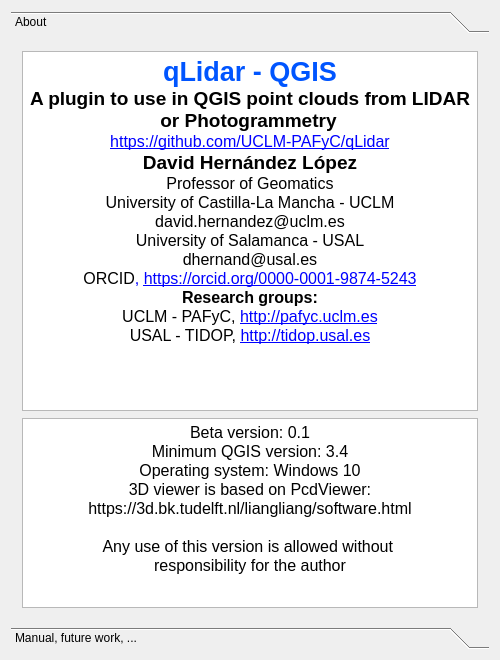
Old version of the form about_qdialog.ui in the repository UCLM-PAFyC/forest_fire_severity_estimation.
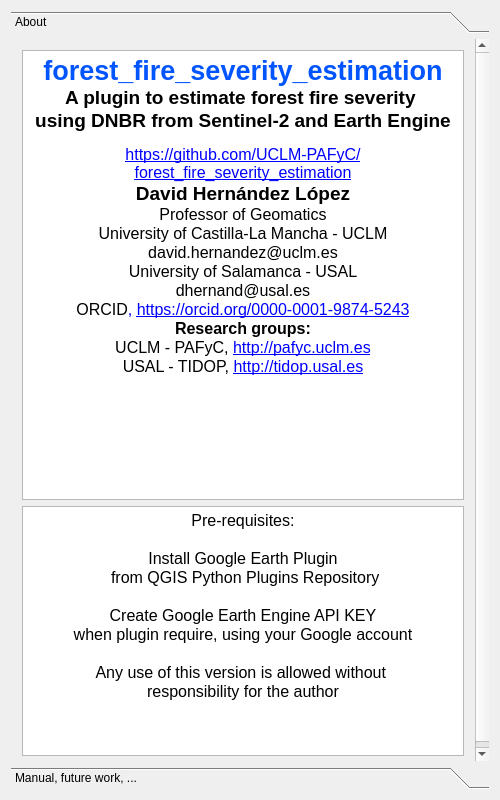
New version of the form.

```diff
--- a/about_qdialog.ui
+++ b/about_qdialog.ui
@@ -7,19 +7,19 @@
     <x>0</x>
     <y>0</y>
     <width>500</width>
-    <height>660</height>
+    <height>800</height>
    </rect>
   </property>
   <property name="minimumSize">
    <size>
     <width>500</width>
-    <height>660</height>
+    <height>800</height>
    </size>
   </property>
   <property name="maximumSize">
    <size>
     <width>500</width>
-    <height>660</height>
+    <height>800</height>
    </size>
   </property>
   <property name="windowTitle">
@@ -37,7 +37,7 @@
         <x>0</x>
         <y>0</y>
         <width>482</width>
-        <height>586</height>
+        <height>726</height>
        </rect>
       </property>
       <attribute name="label">
@@ -52,13 +52,13 @@
          <property name="minimumSize">
           <size>
            <width>430</width>
-           <height>360</height>
+           <height>450</height>
           </size>
          </property>
          <property name="maximumSize">
           <size>
            <width>16777215</width>
-           <height>360</height>
+           <height>450</height>
           </size>
          </property>
          <property name="html">
@@ -66,9 +66,11 @@
 &lt;html&gt;&lt;head&gt;&lt;meta name=&quot;qrichtext&quot; content=&quot;1&quot; /&gt;&lt;style type=&quot;text/css&quot;&gt;
 p, li { white-space: pre-wrap; }
 &lt;/style&gt;&lt;/head&gt;&lt;body style=&quot; font-family:'MS Shell Dlg 2'; font-size:8.15094pt; font-weight:400; font-style:normal;&quot;&gt;
-&lt;p align=&quot;center&quot; style=&quot; margin-top:0px; margin-bottom:0px; margin-left:0px; margin-right:0px; -qt-block-indent:0; text-indent:0px;&quot;&gt;&lt;span style=&quot; font-family:'Calibri'; font-size:20pt; font-weight:600; color:#0055ff;&quot;&gt;qLidar - QGIS&lt;/span&gt;&lt;/p&gt;
-&lt;p align=&quot;center&quot; style=&quot; margin-top:0px; margin-bottom:0px; margin-left:0px; margin-right:0px; -qt-block-indent:0; text-indent:0px;&quot;&gt;&lt;span style=&quot; font-size:14pt; font-weight:600;&quot;&gt;A plugin to use in QGIS point clouds from LIDAR or Photogrammetry&lt;/span&gt;&lt;span style=&quot; font-size:8pt;&quot;&gt; &lt;/span&gt;&lt;/p&gt;
-&lt;p align=&quot;center&quot; style=&quot; margin-top:0px; margin-bottom:0px; margin-left:0px; margin-right:0px; -qt-block-indent:0; text-indent:0px;&quot;&gt;&lt;a href=&quot;https://github.com/UCLM-PAFyC/point_cloud_3d&quot;&gt;&lt;span style=&quot; font-size:12pt; text-decoration: underline; color:#0000ff;&quot;&gt;https://github.com/UCLM-PAFyC/qLidar&lt;/span&gt;&lt;/a&gt;&lt;/p&gt;
+&lt;p align=&quot;center&quot; style=&quot; margin-top:0px; margin-bottom:0px; margin-left:0px; margin-right:0px; -qt-block-indent:0; text-indent:0px;&quot;&gt;&lt;span style=&quot; font-family:'Calibri'; font-size:20pt; font-weight:600; color:#0055ff;&quot;&gt;forest_fire_severity_estimation&lt;/span&gt;&lt;/p&gt;
+&lt;p align=&quot;center&quot; style=&quot; margin-top:0px; margin-bottom:0px; margin-left:0px; margin-right:0px; -qt-block-indent:0; text-indent:0px;&quot;&gt;&lt;span style=&quot; font-size:14pt; font-weight:600;&quot;&gt;A plugin to estimate forest fire severity &lt;/span&gt;&lt;/p&gt;
+&lt;p align=&quot;center&quot; style=&quot; margin-top:0px; margin-bottom:0px; margin-left:0px; margin-right:0px; -qt-block-indent:0; text-indent:0px;&quot;&gt;&lt;span style=&quot; font-size:14pt; font-weight:600;&quot;&gt;using DNBR from Sentinel-2 and Earth Engine&lt;/span&gt;&lt;/p&gt;
+&lt;p align=&quot;center&quot; style=&quot; margin-top:0px; margin-bottom:0px; margin-left:0px; margin-right:0px; -qt-block-indent:0; text-indent:0px;&quot;&gt;&lt;span style=&quot; font-size:8pt;&quot;&gt; &lt;/span&gt;&lt;/p&gt;
+&lt;p align=&quot;center&quot; style=&quot; margin-top:0px; margin-bottom:0px; margin-left:0px; margin-right:0px; -qt-block-indent:0; text-indent:0px;&quot;&gt;&lt;a href=&quot;https://github.com/UCLM-PAFyC/point_cloud_3d&quot;&gt;&lt;span style=&quot; font-size:12pt; text-decoration: underline; color:#0000ff;&quot;&gt;https://github.com/UCLM-PAFyC/forest_fire_severity_estimation&lt;/span&gt;&lt;/a&gt;&lt;/p&gt;
 &lt;p align=&quot;center&quot; style=&quot; margin-top:0px; margin-bottom:0px; margin-left:0px; margin-right:0px; -qt-block-indent:0; text-indent:0px;&quot;&gt;&lt;span style=&quot; font-family:'Calibri'; font-size:14pt; font-weight:600; color:#000000;&quot;&gt;David Hernández López&lt;/span&gt;&lt;/p&gt;
 &lt;p align=&quot;center&quot; style=&quot; margin-top:0px; margin-bottom:0px; margin-left:0px; margin-right:0px; -qt-block-indent:0; text-indent:0px;&quot;&gt;&lt;span style=&quot; font-size:12pt;&quot;&gt;Professor of Geomatics&lt;/span&gt;&lt;/p&gt;
 &lt;p align=&quot;center&quot; style=&quot; margin-top:0px; margin-bottom:0px; margin-left:0px; margin-right:0px; -qt-block-indent:0; text-indent:0px;&quot;&gt;&lt;span style=&quot; font-family:'Calibri'; font-size:12pt; color:#000000;&quot;&gt;University of Castilla-La Mancha - UCLM&lt;/span&gt;&lt;/p&gt;
@@ -94,13 +96,13 @@
          <property name="minimumSize">
           <size>
            <width>0</width>
-           <height>190</height>
+           <height>250</height>
           </size>
          </property>
          <property name="maximumSize">
           <size>
            <width>16777215</width>
-           <height>190</height>
+           <height>250</height>
           </size>
          </property>
          <property name="html">
@@ -108,11 +110,13 @@
 &lt;html&gt;&lt;head&gt;&lt;meta name=&quot;qrichtext&quot; content=&quot;1&quot; /&gt;&lt;style type=&quot;text/css&quot;&gt;
 p, li { white-space: pre-wrap; }
 &lt;/style&gt;&lt;/head&gt;&lt;body style=&quot; font-family:'MS Shell Dlg 2'; font-size:8.15094pt; font-weight:400; font-style:normal;&quot;&gt;
-&lt;p align=&quot;center&quot; style=&quot; margin-top:0px; margin-bottom:0px; margin-left:0px; margin-right:0px; -qt-block-indent:0; text-indent:0px;&quot;&gt;&lt;span style=&quot; font-size:12pt;&quot;&gt;Beta version: 0.1&lt;/span&gt;&lt;/p&gt;
-&lt;p align=&quot;center&quot; style=&quot; margin-top:0px; margin-bottom:0px; margin-left:0px; margin-right:0px; -qt-block-indent:0; text-indent:0px;&quot;&gt;&lt;span style=&quot; font-size:12pt;&quot;&gt;Minimum QGIS version: 3.4&lt;/span&gt;&lt;/p&gt;
-&lt;p align=&quot;center&quot; style=&quot; margin-top:0px; margin-bottom:0px; margin-left:0px; margin-right:0px; -qt-block-indent:0; text-indent:0px;&quot;&gt;&lt;span style=&quot; font-size:12pt;&quot;&gt;Operating system: Windows 10&lt;/span&gt;&lt;/p&gt;
-&lt;p align=&quot;center&quot; style=&quot; margin-top:0px; margin-bottom:0px; margin-left:0px; margin-right:0px; -qt-block-indent:0; text-indent:0px;&quot;&gt;&lt;span style=&quot; font-size:12pt;&quot;&gt;3D viewer is based on PcdViewer:&lt;/span&gt;&lt;/p&gt;
-&lt;p align=&quot;center&quot; style=&quot; margin-top:0px; margin-bottom:0px; margin-left:0px; margin-right:0px; -qt-block-indent:0; text-indent:0px;&quot;&gt;&lt;span style=&quot; font-size:12pt;&quot;&gt;https://3d.bk.tudelft.nl/liangliang/software.html&lt;/span&gt;&lt;/p&gt;
+&lt;p align=&quot;center&quot; style=&quot; margin-top:0px; margin-bottom:0px; margin-left:0px; margin-right:0px; -qt-block-indent:0; text-indent:0px;&quot;&gt;&lt;span style=&quot; font-size:12pt;&quot;&gt;Pre-requisites:&lt;/span&gt;&lt;/p&gt;
+&lt;p align=&quot;center&quot; style=&quot;-qt-paragraph-type:empty; margin-top:0px; margin-bottom:0px; margin-left:0px; margin-right:0px; -qt-block-indent:0; text-indent:0px; font-size:12pt;&quot;&gt;&lt;br /&gt;&lt;/p&gt;
+&lt;p align=&quot;center&quot; style=&quot; margin-top:0px; margin-bottom:0px; margin-left:0px; margin-right:0px; -qt-block-indent:0; text-indent:0px;&quot;&gt;&lt;span style=&quot; font-size:12pt;&quot;&gt;Install Google Earth Plugin&lt;/span&gt;&lt;/p&gt;
+&lt;p align=&quot;center&quot; style=&quot; margin-top:0px; margin-bottom:0px; margin-left:0px; margin-right:0px; -qt-block-indent:0; text-indent:0px;&quot;&gt;&lt;span style=&quot; font-size:12pt;&quot;&gt; from QGIS Python Plugins Repository&lt;/span&gt;&lt;/p&gt;
+&lt;p align=&quot;center&quot; style=&quot;-qt-paragraph-type:empty; margin-top:0px; margin-bottom:0px; margin-left:0px; margin-right:0px; -qt-block-indent:0; text-indent:0px; font-size:12pt;&quot;&gt;&lt;br /&gt;&lt;/p&gt;
+&lt;p align=&quot;center&quot; style=&quot; margin-top:0px; margin-bottom:0px; margin-left:0px; margin-right:0px; -qt-block-indent:0; text-indent:0px;&quot;&gt;&lt;span style=&quot; font-size:12pt;&quot;&gt;Create Google Earth Engine API KEY&lt;/span&gt;&lt;/p&gt;
+&lt;p align=&quot;center&quot; style=&quot; margin-top:0px; margin-bottom:0px; margin-left:0px; margin-right:0px; -qt-block-indent:0; text-indent:0px;&quot;&gt;&lt;span style=&quot; font-size:12pt;&quot;&gt;when plugin require, using your Google account&lt;/span&gt;&lt;/p&gt;
 &lt;p align=&quot;center&quot; style=&quot;-qt-paragraph-type:empty; margin-top:0px; margin-bottom:0px; margin-left:0px; margin-right:0px; -qt-block-indent:0; text-indent:0px; font-size:12pt;&quot;&gt;&lt;br /&gt;&lt;/p&gt;
 &lt;p align=&quot;center&quot; style=&quot; margin-top:0px; margin-bottom:0px; margin-left:0px; margin-right:0px; -qt-block-indent:0; text-indent:0px;&quot;&gt;&lt;span style=&quot; font-size:12pt;&quot;&gt;Any use of this version is allowed without &lt;/span&gt;&lt;/p&gt;
 &lt;p align=&quot;center&quot; dir='rtl' style=&quot; margin-top:0px; margin-bottom:0px; margin-left:0px; margin-right:0px; -qt-block-indent:0; text-indent:0px;&quot;&gt;&lt;span style=&quot; font-size:12pt;&quot;&gt;responsibility for the author&lt;/span&gt;&lt;/p&gt;&lt;/body&gt;&lt;/html&gt;</string>
```
Left out of the diff: 19 changed lines with no effect on the pictures.
